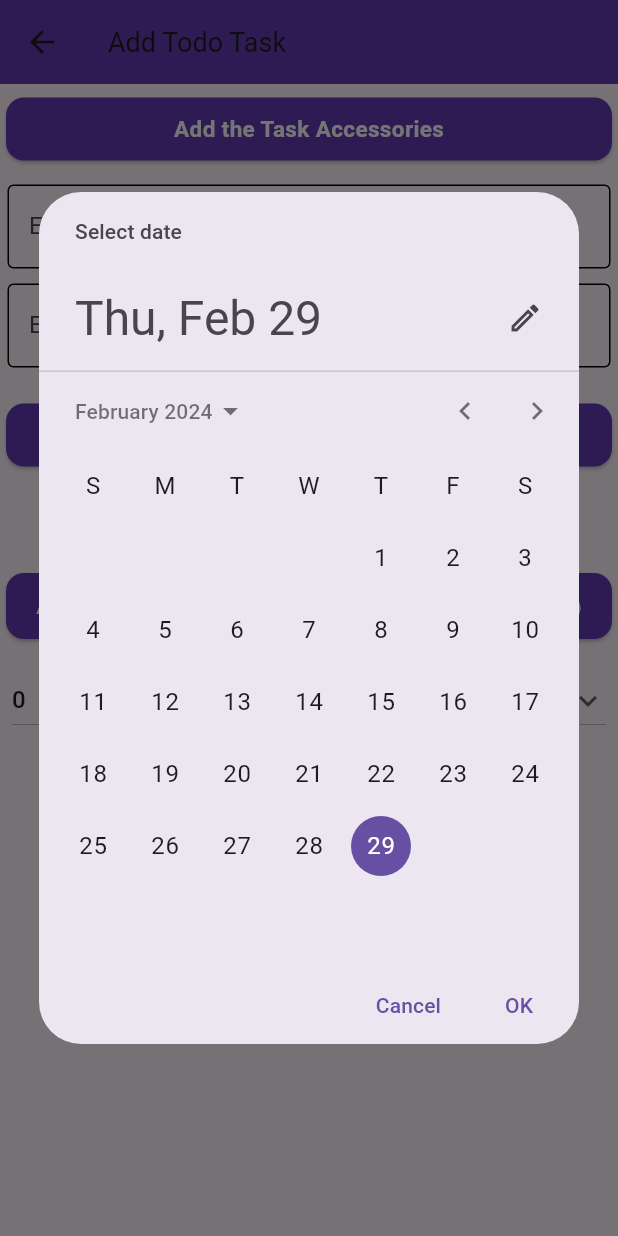
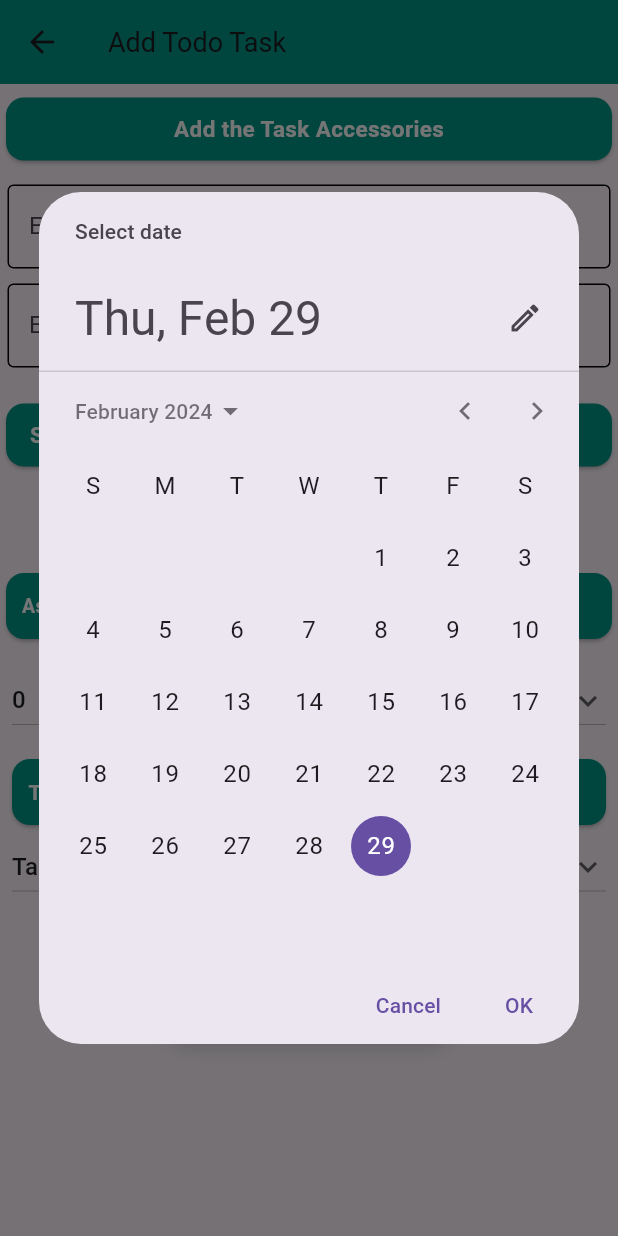
Before and after one commit to pra-android/Todo_App, a Flutter app: the RFloatingActionButton screen opened directly with empty values, after a tap on the "calendar month" icon, on a phone screen of 412 x 824 dp. Run offline on Flutter 3.47's test engine with Material 3 defaults, Android fonts, the phone set to English and light mode, and no system bars; our stand-ins replace flutter_local_notifications, get, get_storage, share, sqflite, timezone; accounts and stored records are empty.

Commit message:
Update CreateData.dart

```diff
--- a/lib/CreateData.dart
+++ b/lib/CreateData.dart
@@ -22,28 +22,33 @@ class _RFloatingActionButtonState extends State<RFloatingActionButton> {
   List<Model> allmodels = [];
   DateTime selecteddate = DateTime.now();
   int dropdownvalue = 0;
+  String todotaskstatusvalue = "Task NotCompleted";
   List<int> items = [0, 5, 10, 30];
+  List<String> tasksstatus = ["Task Completed", "Task NotCompleted"];
 
   @override
   Widget build(BuildContext context) {
     void _selecteddate(BuildContext context) async {
-      final pickeddate = await showDatePicker(
+      final DateTime? pickedDate = await showDatePicker(
           context: context,
-          initialDate: selecteddate,
+          initialDate: DateTime.now(),
           firstDate: DateTime(2024),
-          lastDate: DateTime(2028));
-
-      if (pickeddate != null) {
+          lastDate: DateTime(3000));
+      if (pickedDate != null) {
         final pickedtime = await showTimePicker(
             context: context,
             initialTime: TimeOfDay.now(),
             initialEntryMode: TimePickerEntryMode.input);
         setState(() {
-          selecteddate = DateTime(pickeddate.year, pickeddate.month,
-              pickeddate.day, pickedtime!.hour, pickedtime.minute);
-
-          var falseselectedate = selecteddate.toString();
-          selecteddate = DateFormat('yyyy-MM-dd h:mm').parse(falseselectedate);
+          selecteddate = DateTime(pickedDate.year, pickedDate.month,
+              pickedDate.day, pickedtime!.hour, pickedtime.minute);
+          print(selecteddate);
+          print(selecteddate.runtimeType);
+          var falseselectedate =
+              DateFormat('yyyy-MM-dd HH:mm').format(selecteddate);
+          print(falseselectedate);
+          print(falseselectedate.runtimeType);
+          selecteddate = DateTime.parse(falseselectedate);
 
           print(selecteddate);
         });
@@ -52,7 +57,7 @@ class _RFloatingActionButtonState extends State<RFloatingActionButton> {
 
     return Scaffold(
         appBar: AppBar(
-          backgroundColor: Colors.deepPurple,
+          backgroundColor: Colors.teal.shade500,
           title: const Text(
             "Add Todo Task",
             style: TextStyle(fontSize: 18),
@@ -65,9 +70,9 @@ class _RFloatingActionButtonState extends State<RFloatingActionButton> {
               Container(
                 height: 50,
                 width: Get.context!.width,
-                child: const Card(
-                  color: Colors.deepPurple,
-                  child: Row(
+                child: Card(
+                  color: Colors.teal.shade500,
+                  child: const Row(
                     mainAxisAlignment: MainAxisAlignment.center,
                     children: [
                       Text(
@@ -93,13 +98,13 @@ class _RFloatingActionButtonState extends State<RFloatingActionButton> {
               Container(
                 height: 50,
                 width: Get.context!.width,
-                child: const Card(
-                  color: Colors.deepPurple,
-                  child: Row(
-                    mainAxisAlignment: MainAxisAlignment.center,
+                child: Card(
+                  color: Colors.teal.shade500,
+                  child: const Row(
+                    mainAxisAlignment: MainAxisAlignment.start,
                     children: [
                       Text(
-                        "Select Date and Time:",
+                        "    Select Date and Time:",
                         style: TextStyle(
                           color: Colors.white,
                           fontWeight: FontWeight.bold,
@@ -114,7 +119,7 @@ class _RFloatingActionButtonState extends State<RFloatingActionButton> {
                 mainAxisAlignment: MainAxisAlignment.spaceAround,
                 children: [
                   Text(
-                    DateFormat('yyyy-MM-dd hh:mm').format(selecteddate),
+                    DateFormat('yyyy-MM-dd HH:mm').format(selecteddate),
                     style: TextStyle(fontSize: 15),
                   ),
                   IconButton(
@@ -135,17 +140,17 @@ class _RFloatingActionButtonState extends State<RFloatingActionButton> {
               Container(
                 height: 52,
                 width: Get.context!.width,
-                child: const Card(
-                  color: Colors.deepPurple,
-                  child: Row(
-                    mainAxisAlignment: MainAxisAlignment.center,
+                child: Card(
+                  color: Colors.teal.shade500,
+                  child: const Row(
+                    mainAxisAlignment: MainAxisAlignment.start,
                     children: [
                       Text(
-                        "Assign Reminder Time if its your priority Task(Optional)",
+                        "   Assign Reminder Time if its your priority Task(Optional)",
                         style: TextStyle(
                           color: Colors.white,
                           fontWeight: FontWeight.bold,
-                          fontSize: 14,
+                          fontSize: 13,
                         ),
                       ),
                     ],
@@ -181,39 +186,98 @@ class _RFloatingActionButtonState extends State<RFloatingActionButton> {
                 ),
               ),
               const SizedBox(
+                height: 11,
+              ),
+              Padding(
+                padding: const EdgeInsets.only(left: 4.0, right: 4.0),
+                child: Container(
+                  height: 52,
+                  width: Get.context!.width,
+                  child: Card(
+                    color: Colors.teal.shade500,
+                    child: const Row(
+                      mainAxisAlignment: MainAxisAlignment.start,
+                      children: [
+                        Text(
+                          "   Task Status  (Required))",
+                          style: TextStyle(
+                            color: Colors.white,
+                            fontWeight: FontWeight.bold,
+                            fontSize: 14,
+                          ),
+                        ),
+                      ],
+                    ),
+                  ),
+                ),
+              ),
+              Padding(
+                padding: EdgeInsets.symmetric(horizontal: 8.0),
+                child: DropdownButton<String>(
+                  borderRadius: BorderRadius.circular(5),
+                  elevation: 16,
+                  isExpanded: true,
+                  value: todotaskstatusvalue,
+                  icon: const Icon(Icons.keyboard_arrow_down),
+                  items: tasksstatus
+                      .map<DropdownMenuItem<String>>(
+                        (String e) => DropdownMenuItem(
+                            value: e, child: Text(e.toString())),
+                      )
+                      .toList(),
+                  onChanged: (val) {
+                    setState(() {
+                      todotaskstatusvalue = val!;
+                      print(dropdownvalue);
+                    });
+                  },
+                ),
+              ),
+              const SizedBox(
                 height: 35,
               ),
               SizedBox(
-                height: 48,
+                height: 50,
                 width: 200,
                 child: ElevatedButton(
                     style: ElevatedButton.styleFrom(
-                        backgroundColor: Colors.deepPurple, elevation: 5),
+                        backgroundColor: Colors.teal.shade500, elevation: 5),
                     onPressed: () async {
                       final title = titlecontroller.text;
                       final descriptions = descriptioncontroller.text;
                       final datetime = selecteddate;
+                      final iscompleted =
+                          todotaskstatusvalue == "Task NotCompleted"
+                              ? false
+                              : true;
                       print(datetime);
                       dropdownvalue;
 
                       if (title.isEmpty &&
                           descriptions.isEmpty &&
-                          datetime == null) {
+                          datetime == null &&
+                          dropdownvalue == null) {
                         return;
                       } else {
                         final model = Model(
                           title: title,
                           descriptions: descriptions,
                           datetime: datetime,
+                          imptaskearlier: dropdownvalue,
                           impdatetime: datetime
-                                .subtract(Duration(minutes: dropdownvalue)));
+                              .subtract(Duration(minutes: dropdownvalue)),
+                          iscompleted: iscompleted,
+                        );
 
                         await DataBaseHandler.instance.insertdatas(model);
+
+                        if (dropdownvalue == 0) {
                           NotificationService.showScheduledNotification(
                               title: title,
                               body: descriptions,
-                          datetime: datetime,
-                        );
+                              payload: "Reminder",
+                              datetime: datetime);
+                        } else {
                           NotificationService.scheduleimportanttask(
                               title: title,
                               body: descriptions,
@@ -222,11 +286,11 @@ class _RFloatingActionButtonState extends State<RFloatingActionButton> {
                                   "Reminder\t Important Task:\n${dropdownvalue} min left, So be Prepared\n Title:${title}\n Description:${descriptions}\n Time: ${datetime}",
                               impdatetime: datetime
                                   .subtract(Duration(minutes: dropdownvalue)));
+                        }
 
                         titlecontroller.clear();
 
                         descriptioncontroller.clear();
-                        datetimecontroller.clear();
 
                         allmodels =
                             await DataBaseHandler.instance.displaydatas();
```
Lines whose indentation alone changed are shown as unchanged.
